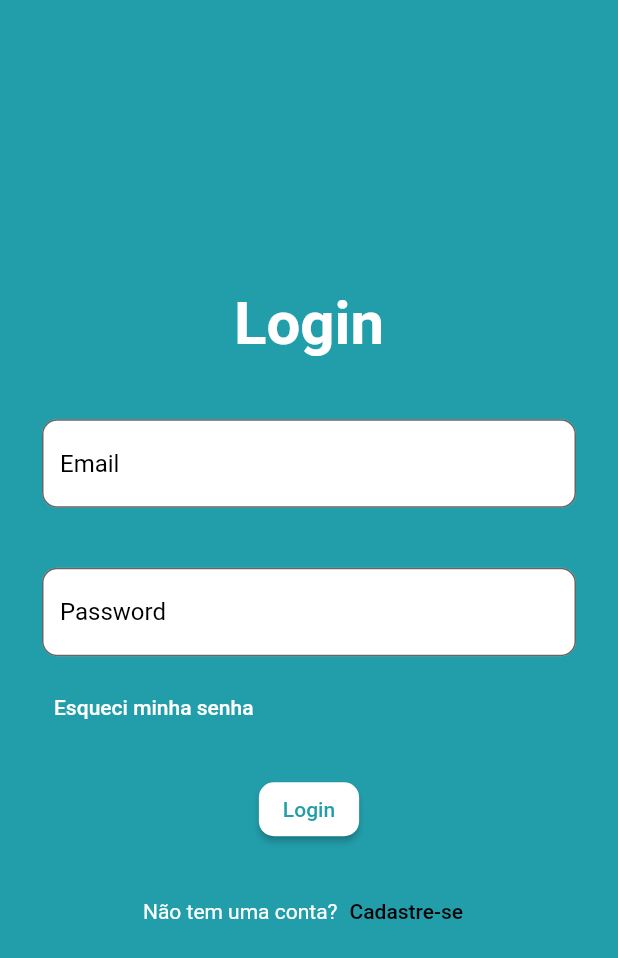
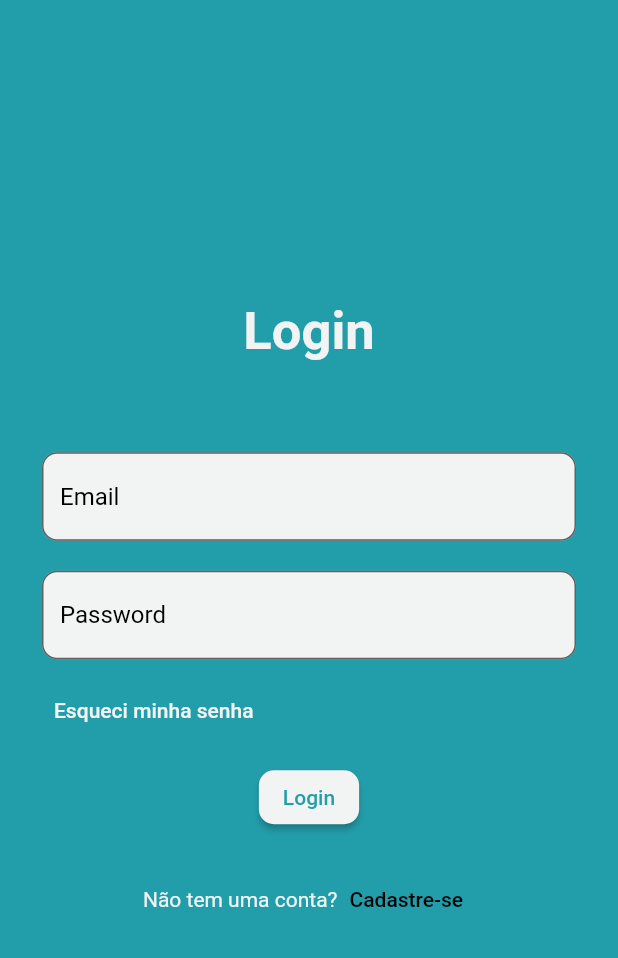
Before and after one commit to Zattrus/check-up-money, a Flutter app: the screen it shows after launch, on a phone screen of 412 x 824 dp. Shown: the top 958 px of the screen. Run offline on Flutter 3.47's test engine with Material 2 defaults, Android fonts, the phone set to English and light mode, and no system bars; our stand-ins replace flutter_native_splash.

Commit message:
alterações de posicionamento

```diff
--- a/lib/pages/login_page.dart
+++ b/lib/pages/login_page.dart
@@ -22,26 +22,26 @@ class _LoginPageState extends State<LoginPage> {
               Text(
                 'Login',
                 style: TextStyle(
-                    color: Colors.white,
-                    fontSize: 40,
+                    color: Color(0xFFF2F3F3),
+                    fontSize: 35,
                     fontWeight: FontWeight.bold),
               ),
-              SizedBox(height: 40),
+              SizedBox(height: 60),
               TextField(
                 decoration: InputDecoration(
                     hintText: 'Email',
-                    fillColor: Colors.white,
+                    fillColor: Color(0xFFF2F3F3),
                     filled: true,
                     hintStyle: TextStyle(color: Colors.black),
                     border: OutlineInputBorder(
                         borderRadius: BorderRadius.circular(10),
-                        borderSide: BorderSide(color: Colors.white))),
+                        borderSide: BorderSide(color: Color(0xFFF2F3F3)))),
               ),
-              SizedBox(height: 40),
+              SizedBox(height: 20),
               TextField(
                 decoration: InputDecoration(
                     hintText: 'Password',
-                    fillColor: Colors.white,
+                    fillColor: Color(0xFFF2F3F3),
                     filled: true,
                     hintStyle: TextStyle(color: Colors.black),
                     border: OutlineInputBorder(
@@ -57,17 +57,17 @@ class _LoginPageState extends State<LoginPage> {
                     onPressed: () {},
                     child: Text(
                       'Esqueci minha senha',
-                      style: TextStyle(color: Colors.white),
+                      style: TextStyle(color: Color(0xFFF2F3F3)),
                     ),
                   ),
                 ],
               ),
-              SizedBox(height: 20),
+              SizedBox(height: 10),
               ElevatedButton(
                   onPressed: () {},
                   child: Text('Login'),
                   style: ElevatedButton.styleFrom(
-                      backgroundColor: Colors.white,
+                      backgroundColor: Color(0xFFF2F3F3),
                       foregroundColor: Color(0xFF229EAB),
                       shape: RoundedRectangleBorder(
                           borderRadius: BorderRadius.circular(10)))),
@@ -77,7 +77,7 @@ class _LoginPageState extends State<LoginPage> {
                 children: [
                   Text(
                     'Não tem uma conta?',
-                    style: TextStyle(color: Colors.white),
+                    style: TextStyle(color: Color(0xFFF2F3F3)),
                   ),
                   TextButton(
                     onPressed: () {},
--- a/lib/pages/splash_pages.dart
+++ b/lib/pages/splash_pages.dart
@@ -14,7 +14,7 @@ class _SplashPageState extends State<SplashPage> {
   @override
   void initState() {
     super.initState();
-    Future.delayed(Duration(seconds: 3))
+    Future.delayed(Duration(seconds: 2))
         .then((_) => Navigator.of(context).pushReplacementNamed('/login'));
     FlutterNativeSplash.remove();
   }
```
